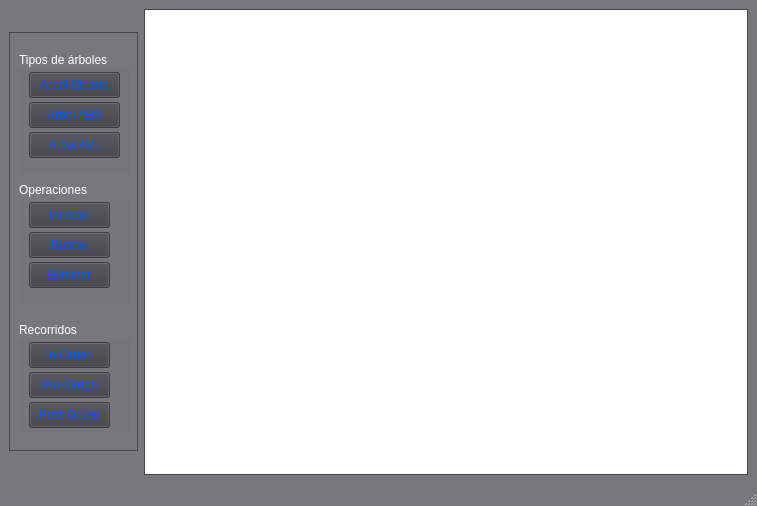
First picture: the form in interfaz.ui, repository D10nVarr/proyecto_2ED_arboles_, before the edit.
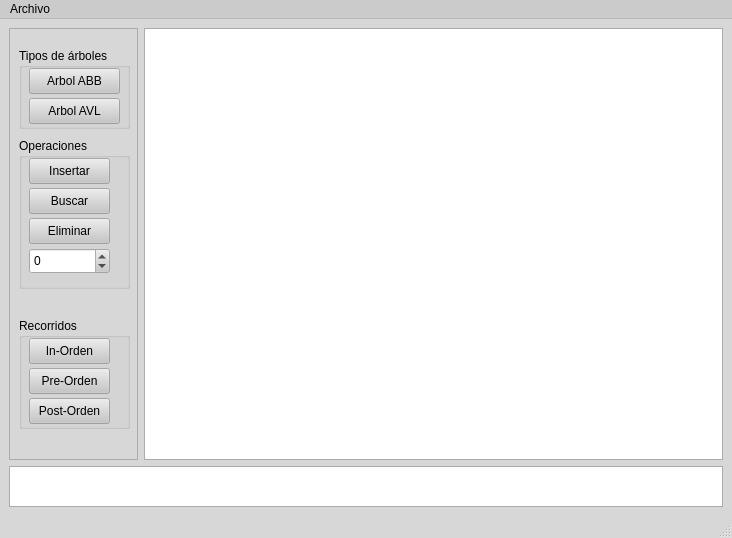
Second picture: the form after the edit.

Commit message: Agregado de botones temporales de guardar y cargar, y agregado del textbrowser que solamente permite mostras los distintos tipos de recorridos

Patch:
```diff
--- a/interfaz.ui
+++ b/interfaz.ui
@@ -9,8 +9,8 @@
    <rect>
     <x>0</x>
     <y>0</y>
-    <width>757</width>
-    <height>506</height>
+    <width>732</width>
+    <height>538</height>
    </rect>
   </property>
   <property name="palette">
@@ -19,54 +19,54 @@
      <colorrole role="WindowText">
       <brush brushstyle="SolidPattern">
        <color alpha="255">
-        <red>255</red>
-        <green>255</green>
-        <blue>255</blue>
+        <red>0</red>
+        <green>0</green>
+        <blue>0</blue>
        </color>
       </brush>
      </colorrole>
      <colorrole role="Button">
       <brush brushstyle="SolidPattern">
        <color alpha="179">
-        <red>62</red>
-        <green>61</green>
-        <blue>70</blue>
+        <red>198</red>
+        <green>198</green>
+        <blue>198</blue>
        </color>
       </brush>
      </colorrole>
      <colorrole role="Light">
       <brush brushstyle="SolidPattern">
        <color alpha="179">
-        <red>93</red>
-        <green>91</green>
-        <blue>105</blue>
+        <red>255</red>
+        <green>255</green>
+        <blue>255</blue>
        </color>
       </brush>
      </colorrole>
      <colorrole role="Midlight">
       <brush brushstyle="SolidPattern">
        <color alpha="179">
-        <red>77</red>
-        <green>76</green>
-        <blue>87</blue>
+        <red>226</red>
+        <green>226</green>
+        <blue>226</blue>
        </color>
       </brush>
      </colorrole>
      <colorrole role="Dark">
       <brush brushstyle="SolidPattern">
        <color alpha="179">
-        <red>31</red>
-        <green>30</green>
-        <blue>35</blue>
+        <red>99</red>
+        <green>99</green>
+        <blue>99</blue>
        </color>
       </brush>
      </colorrole>
      <colorrole role="Mid">
       <brush brushstyle="SolidPattern">
        <color alpha="179">
-        <red>41</red>
-        <green>41</green>
-        <blue>47</blue>
+        <red>132</red>
+        <green>132</green>
+        <blue>132</blue>
        </color>
       </brush>
      </colorrole>
@@ -82,9 +82,9 @@
      <colorrole role="BrightText">
       <brush brushstyle="SolidPattern">
        <color alpha="255">
-        <red>0</red>
-        <green>0</green>
-        <blue>0</blue>
+        <red>255</red>
+        <green>255</green>
+        <blue>255</blue>
        </color>
       </brush>
      </colorrole>
@@ -92,8 +92,8 @@
       <brush brushstyle="SolidPattern">
        <color alpha="255">
         <red>0</red>
-        <green>85</green>
-        <blue>255</blue>
+        <green>0</green>
+        <blue>0</blue>
        </color>
       </brush>
      </colorrole>
@@ -109,9 +109,9 @@
      <colorrole role="Window">
       <brush brushstyle="SolidPattern">
        <color alpha="179">
-        <red>62</red>
-        <green>61</green>
-        <blue>70</blue>
+        <red>198</red>
+        <green>198</green>
+        <blue>198</blue>
        </color>
       </brush>
      </colorrole>
@@ -124,21 +124,12 @@
        </color>
       </brush>
      </colorrole>
-     <colorrole role="Highlight">
-      <brush brushstyle="SolidPattern">
-       <color alpha="255">
-        <red>46</red>
-        <green>23</green>
-        <blue>176</blue>
-       </color>
-      </brush>
-     </colorrole>
      <colorrole role="AlternateBase">
       <brush brushstyle="SolidPattern">
        <color alpha="217">
-        <red>31</red>
-        <green>30</green>
-        <blue>35</blue>
+        <red>226</red>
+        <green>226</green>
+        <blue>226</blue>
        </color>
       </brush>
      </colorrole>
@@ -163,18 +154,18 @@
      <colorrole role="PlaceholderText">
       <brush brushstyle="SolidPattern">
        <color alpha="127">
-        <red>255</red>
-        <green>255</green>
-        <blue>255</blue>
+        <red>0</red>
+        <green>0</green>
+        <blue>0</blue>
        </color>
       </brush>
      </colorrole>
      <colorrole role="Accent">
       <brush brushstyle="SolidPattern">
        <color alpha="255">
-        <red>0</red>
-        <green>0</green>
-        <blue>0</blue>
+        <red>255</red>
+        <green>255</green>
+        <blue>255</blue>
        </color>
       </brush>
      </colorrole>
@@ -183,54 +174,54 @@
      <colorrole role="WindowText">
       <brush brushstyle="SolidPattern">
        <color alpha="255">
-        <red>255</red>
-        <green>255</green>
-        <blue>255</blue>
+        <red>0</red>
+        <green>0</green>
+        <blue>0</blue>
        </color>
       </brush>
      </colorrole>
      <colorrole role="Button">
       <brush brushstyle="SolidPattern">
        <color alpha="179">
-        <red>62</red>
-        <green>61</green>
-        <blue>70</blue>
+        <red>198</red>
+        <green>198</green>
+        <blue>198</blue>
        </color>
       </brush>
      </colorrole>
      <colorrole role="Light">
       <brush brushstyle="SolidPattern">
        <color alpha="179">
-        <red>93</red>
-        <green>91</green>
-        <blue>105</blue>
+        <red>255</red>
+        <green>255</green>
+        <blue>255</blue>
        </color>
       </brush>
      </colorrole>
      <colorrole role="Midlight">
       <brush brushstyle="SolidPattern">
        <color alpha="179">
-        <red>77</red>
-        <green>76</green>
-        <blue>87</blue>
+        <red>226</red>
+        <green>226</green>
+        <blue>226</blue>
        </color>
       </brush>
      </colorrole>
      <colorrole role="Dark">
       <brush brushstyle="SolidPattern">
        <color alpha="179">
-        <red>31</red>
-        <green>30</green>
-        <blue>35</blue>
+        <red>99</red>
+        <green>99</green>
+        <blue>99</blue>
        </color>
       </brush>
      </colorrole>
      <colorrole role="Mid">
       <brush brushstyle="SolidPattern">
        <color alpha="179">
-        <red>41</red>
-        <green>41</green>
-        <blue>47</blue>
+        <red>132</red>
+        <green>132</green>
+        <blue>132</blue>
        </color>
       </brush>
      </colorrole>
@@ -246,9 +237,9 @@
      <colorrole role="BrightText">
       <brush brushstyle="SolidPattern">
        <color alpha="255">
-        <red>0</red>
-        <green>0</green>
-        <blue>0</blue>
+        <red>255</red>
+        <green>255</green>
+        <blue>255</blue>
        </color>
       </brush>
      </colorrole>
@@ -256,8 +247,8 @@
       <brush brushstyle="SolidPattern">
        <color alpha="255">
         <red>0</red>
-        <green>85</green>
-        <blue>255</blue>
+        <green>0</green>
+        <blue>0</blue>
        </color>
       </brush>
      </colorrole>
@@ -273,9 +264,9 @@
      <colorrole role="Window">
       <brush brushstyle="SolidPattern">
        <color alpha="179">
-        <red>62</red>
-        <green>61</green>
-        <blue>70</blue>
+        <red>198</red>
+        <green>198</green>
+        <blue>198</blue>
        </color>
       </brush>
      </colorrole>
@@ -288,21 +279,12 @@
        </color>
       </brush>
      </colorrole>
-     <colorrole role="Highlight">
-      <brush brushstyle="SolidPattern">
-       <color alpha="255">
-        <red>46</red>
-        <green>23</green>
-        <blue>176</blue>
-       </color>
-      </brush>
-     </colorrole>
      <colorrole role="AlternateBase">
       <brush brushstyle="SolidPattern">
        <color alpha="217">
-        <red>31</red>
-        <green>30</green>
-        <blue>35</blue>
+        <red>226</red>
+        <green>226</green>
+        <blue>226</blue>
        </color>
       </brush>
      </colorrole>
@@ -327,18 +309,18 @@
      <colorrole role="PlaceholderText">
       <brush brushstyle="SolidPattern">
        <color alpha="127">
-        <red>255</red>
-        <green>255</green>
-        <blue>255</blue>
+        <red>0</red>
+        <green>0</green>
+        <blue>0</blue>
        </color>
       </brush>
      </colorrole>
      <colorrole role="Accent">
       <brush brushstyle="SolidPattern">
        <color alpha="255">
-        <red>0</red>
-        <green>0</green>
-        <blue>0</blue>
+        <red>255</red>
+        <green>255</green>
+        <blue>255</blue>
        </color>
       </brush>
      </colorrole>
@@ -347,99 +329,99 @@
      <colorrole role="WindowText">
       <brush brushstyle="SolidPattern">
        <color alpha="179">
-        <red>31</red>
-        <green>30</green>
-        <blue>35</blue>
+        <red>99</red>
+        <green>99</green>
+        <blue>99</blue>
        </color>
       </brush>
      </colorrole>
      <colorrole role="Button">
       <brush brushstyle="SolidPattern">
        <color alpha="179">
-        <red>62</red>
-        <green>61</green>
-        <blue>70</blue>
+        <red>198</red>
+        <green>198</green>
+        <blue>198</blue>
        </color>
       </brush>
      </colorrole>
      <colorrole role="Light">
       <brush brushstyle="SolidPattern">
        <color alpha="179">
-        <red>93</red>
-        <green>91</green>
-        <blue>105</blue>
+        <red>255</red>
+        <green>255</green>
+        <blue>255</blue>
        </color>
       </brush>
      </colorrole>
      <colorrole role="Midlight">
       <brush brushstyle="SolidPattern">
        <color alpha="179">
-        <red>77</red>
-        <green>76</green>
-        <blue>87</blue>
+        <red>226</red>
+        <green>226</green>
+        <blue>226</blue>
        </color>
       </brush>
      </colorrole>
      <colorrole role="Dark">
       <brush brushstyle="SolidPattern">
        <color alpha="179">
-        <red>31</red>
-        <green>30</green>
-        <blue>35</blue>
+        <red>99</red>
+        <green>99</green>
+        <blue>99</blue>
        </color>
       </brush>
      </colorrole>
      <colorrole role="Mid">
       <brush brushstyle="SolidPattern">
        <color alpha="179">
-        <red>41</red>
-        <green>41</green>
-        <blue>47</blue>
+        <red>132</red>
+        <green>132</green>
+        <blue>132</blue>
        </color>
       </brush>
      </colorrole>
      <colorrole role="Text">
       <brush brushstyle="SolidPattern">
        <color alpha="179">
-        <red>31</red>
-        <green>30</green>
-        <blue>35</blue>
+        <red>99</red>
+        <green>99</green>
+        <blue>99</blue>
        </color>
       </brush>
      </colorrole>
      <colorrole role="BrightText">
       <brush brushstyle="SolidPattern">
        <color alpha="255">
-        <red>0</red>
-        <green>0</green>
-        <blue>0</blue>
+        <red>255</red>
+        <green>255</green>
+        <blue>255</blue>
        </color>
       </brush>
      </colorrole>
      <colorrole role="ButtonText">
       <brush brushstyle="SolidPattern">
        <color alpha="179">
-        <red>31</red>
-        <green>30</green>
-        <blue>35</blue>
+        <red>99</red>
+        <green>99</green>
+        <blue>99</blue>
        </color>
       </brush>
      </colorrole>
      <colorrole role="Base">
       <brush brushstyle="SolidPattern">
        <color alpha="179">
-        <red>62</red>
-        <green>61</green>
-        <blue>70</blue>
+        <red>198</red>
+        <green>198</green>
+        <blue>198</blue>
        </color>
       </brush>
      </colorrole>
      <colorrole role="Window">
       <brush brushstyle="SolidPattern">
        <color alpha="179">
-        <red>62</red>
-        <green>61</green>
-        <blue>70</blue>
+        <red>198</red>
+        <green>198</green>
+        <blue>198</blue>
        </color>
       </brush>
      </colorrole>
@@ -455,9 +437,9 @@
      <colorrole role="AlternateBase">
       <brush brushstyle="SolidPattern">
        <color alpha="179">
-        <red>62</red>
-        <green>61</green>
-        <blue>70</blue>
+        <red>198</red>
+        <green>198</green>
+        <blue>198</blue>
        </color>
       </brush>
      </colorrole>
@@ -482,18 +464,18 @@
      <colorrole role="PlaceholderText">
       <brush brushstyle="SolidPattern">
        <color alpha="89">
-        <red>31</red>
-        <green>30</green>
-        <blue>35</blue>
+        <red>99</red>
+        <green>99</green>
+        <blue>99</blue>
        </color>
       </brush>
      </colorrole>
      <colorrole role="Accent">
       <brush brushstyle="SolidPattern">
-       <color alpha="255">
-        <red>0</red>
-        <green>0</green>
-        <blue>0</blue>
+       <color alpha="179">
+        <red>255</red>
+        <green>255</green>
+        <blue>255</blue>
        </color>
       </brush>
      </colorrole>
@@ -507,8 +489,8 @@
    <string>MainWindow</string>
   </property>
   <widget class="QWidget" name="centralwidget">
-   <layout class="QHBoxLayout" name="horizontalLayout">
-    <item>
+   <layout class="QGridLayout" name="gridLayout">
+    <item row="0" column="0">
      <widget class="QFrame" name="frame">
       <property name="minimumSize">
        <size>
@@ -516,12 +498,6 @@
         <height>419</height>
        </size>
       </property>
-      <property name="maximumSize">
-       <size>
-        <width>129</width>
-        <height>419</height>
-       </size>
-      </property>
       <property name="font">
        <font>
         <bold>false</bold>
@@ -539,7 +515,7 @@
          <x>10</x>
          <y>20</y>
          <width>111</width>
-         <height>121</height>
+         <height>81</height>
         </rect>
        </property>
        <property name="palette">
@@ -578,30 +554,11 @@
        <property name="checkable">
         <bool>false</bool>
        </property>
-       <widget class="QPushButton" name="BTarbol_bin">
-        <property name="geometry">
-         <rect>
-          <x>10</x>
-          <y>20</y>
-          <width>91</width>
-          <height>26</height>
-         </rect>
-        </property>
-        <property name="cursor">
-         <cursorShape>ArrowCursor</cursorShape>
-        </property>
-        <property name="text">
-         <string>Arbol Binario</string>
-        </property>
-        <property name="autoRepeatInterval">
-         <number>104</number>
-        </property>
-       </widget>
        <widget class="QPushButton" name="BTarbol_abb">
         <property name="geometry">
          <rect>
           <x>10</x>
-          <y>50</y>
+          <y>20</y>
           <width>91</width>
           <height>26</height>
          </rect>
@@ -614,7 +571,7 @@
         <property name="geometry">
          <rect>
           <x>10</x>
-          <y>80</y>
+          <y>50</y>
           <width>91</width>
           <height>26</height>
          </rect>
@@ -628,9 +585,9 @@
        <property name="geometry">
         <rect>
          <x>10</x>
-         <y>150</y>
+         <y>110</y>
          <width>111</width>
-         <height>121</height>
+         <height>151</height>
         </rect>
        </property>
        <property name="title">
@@ -675,6 +632,22 @@
          <string>Eliminar</string>
         </property>
        </widget>
+       <widget class="QSpinBox" name="entrada_nodo">
+        <property name="geometry">
+         <rect>
+          <x>10</x>
+          <y>110</y>
+          <width>81</width>
+          <height>26</height>
+         </rect>
+        </property>
+        <property name="minimum">
+         <number>-999</number>
+        </property>
+        <property name="maximum">
+         <number>999</number>
+        </property>
+       </widget>
       </widget>
       <widget class="QGroupBox" name="groupBox_3">
        <property name="geometry">
@@ -730,9 +703,19 @@
       </widget>
      </widget>
     </item>
-    <item>
+    <item row="0" column="1">
      <widget class="QGraphicsView" name="lienzo_arbol"/>
     </item>
+    <item row="1" column="0" colspan="2">
+     <widget class="QTextBrowser" name="p_recorridos">
+      <property name="maximumSize">
+       <size>
+        <width>16777215</width>
+        <height>41</height>
+       </size>
+      </property>
+     </widget>
+    </item>
    </layout>
   </widget>
   <widget class="QMenuBar" name="menubar">
@@ -740,10 +723,18 @@
     <rect>
      <x>0</x>
      <y>0</y>
-     <width>757</width>
+     <width>732</width>
      <height>33</height>
     </rect>
    </property>
+   <widget class="QMenu" name="menuArchivo">
+    <property name="title">
+     <string>Archivo</string>
+    </property>
+    <addaction name="accion_guardar"/>
+    <addaction name="accion_cargar"/>
+   </widget>
+   <addaction name="menuArchivo"/>
   </widget>
   <widget class="QStatusBar" name="statusbar"/>
  </widget>
```
Left out of the diff: 10 changed lines with no effect on the pictures. The commit also changes 2 other files.
